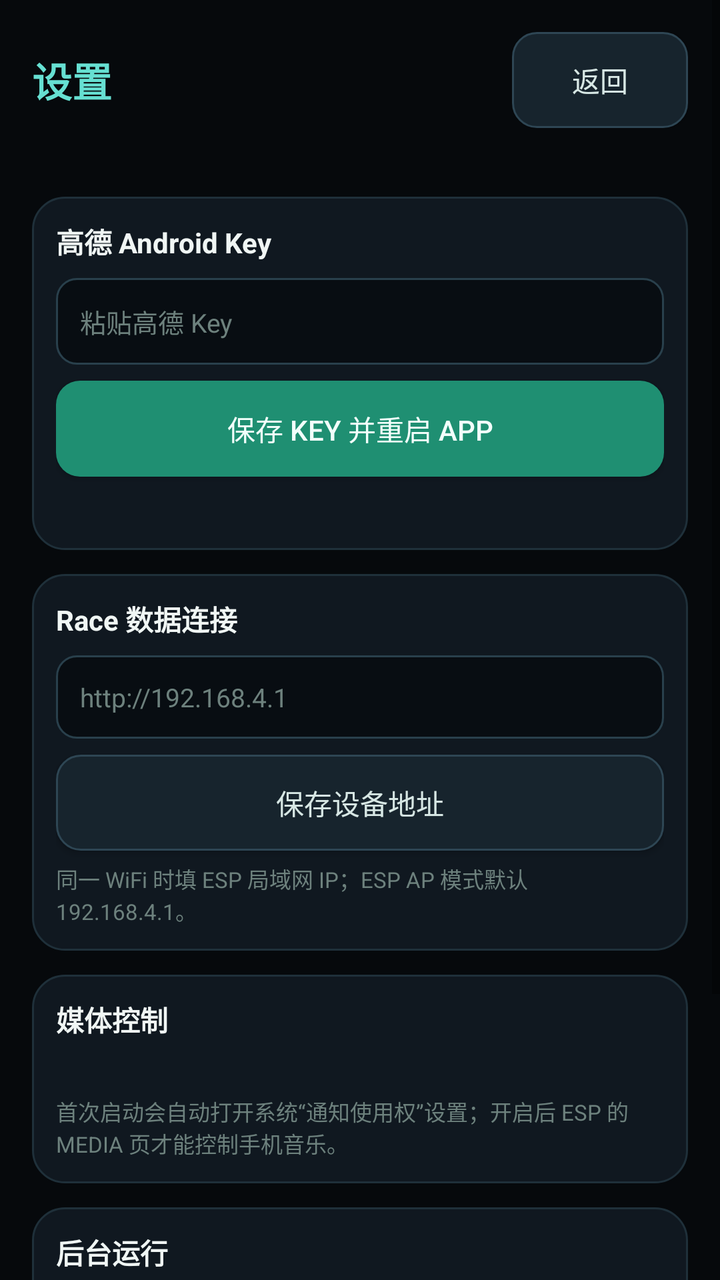
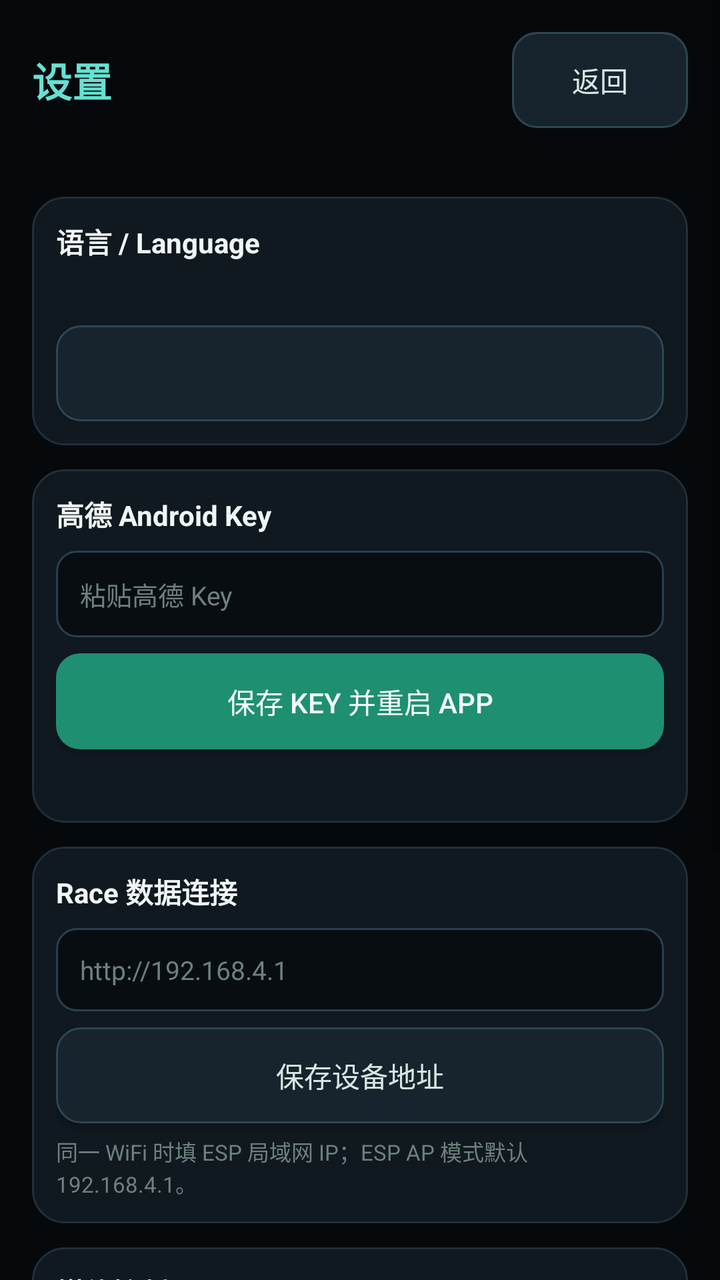

Before-and-after screenshots of an Android layout around one commit, followed by the original layout XML and the change that was made.
<!-- AndroidManifest.xml: application theme Theme.NavBridge -->
<!-- res/layout/activity_settings.xml -->
<?xml version="1.0" encoding="utf-8"?>
<ScrollView xmlns:android="http://schemas.android.com/apk/res/android"
    android:fitsSystemWindows="true"
    android:layout_width="match_parent"
    android:layout_height="match_parent"
    android:fillViewport="true"
    android:background="#06090C">

    <LinearLayout
        android:layout_width="match_parent"
        android:layout_height="wrap_content"
        android:orientation="vertical"
        android:padding="16dp"
        android:paddingTop="36dp">

        <LinearLayout
            android:layout_width="match_parent"
            android:layout_height="wrap_content"
            android:gravity="center_vertical"
            android:orientation="horizontal">

            <TextView
                android:layout_width="0dp"
                android:layout_height="wrap_content"
                android:layout_weight="1"
                android:text="设置"
                android:textColor="#66E0D2"
                android:textSize="20sp"
                android:textStyle="bold" />

            <Button
                android:id="@+id/btnBack"
                android:layout_width="wrap_content"
                android:layout_height="wrap_content"
                android:background="@drawable/btn_secondary"
                android:backgroundTint="@null"
                android:text="返回"
                android:textColor="#D7E7E4" />
        </LinearLayout>

        <TextView
            android:id="@+id/tvVersion"
            android:layout_width="match_parent"
            android:layout_height="wrap_content"
            android:layout_marginTop="6dp"
            android:textColor="#A9C4BE"
            android:textSize="12sp" />

        <LinearLayout
            android:layout_width="match_parent"
            android:layout_height="wrap_content"
            android:layout_marginTop="12dp"
            android:background="@drawable/bg_card"
            android:orientation="vertical"
            android:padding="12dp">

            <TextView
                android:layout_width="match_parent"
                android:layout_height="wrap_content"
                android:text="高德 Android Key"
                android:textColor="#F0F6F4"
                android:textSize="14sp"
                android:textStyle="bold" />

            <EditText
                android:id="@+id/etKey"
                android:layout_width="match_parent"
                android:layout_height="wrap_content"
                android:layout_marginTop="8dp"
                android:background="@drawable/bg_input"
                android:hint="粘贴高德 Key"
                android:inputType="text"
                android:padding="12dp"
                android:textColor="#F0F6F4"
                android:textColorHint="#6D817D"
                android:textSize="13sp" />

            <Button
                android:id="@+id/btnSaveKey"
                android:layout_width="match_parent"
                android:layout_height="wrap_content"
                android:layout_marginTop="8dp"
                android:background="@drawable/btn_primary"
                android:backgroundTint="@null"
                android:text="保存 Key 并重启 App"
                android:textColor="#F2FFFB" />

            <TextView
                android:id="@+id/tvSign"
                android:layout_width="match_parent"
                android:layout_height="wrap_content"
                android:layout_marginTop="10dp"
                android:textColor="#A9C4BE"
                android:textIsSelectable="true"
                android:textSize="11sp" />
        </LinearLayout>

        <LinearLayout
            android:layout_width="match_parent"
            android:layout_height="wrap_content"
            android:layout_marginTop="12dp"
            android:background="@drawable/bg_card"
            android:orientation="vertical"
            android:padding="12dp">

            <TextView
                android:layout_width="match_parent"
                android:layout_height="wrap_content"
                android:text="Race 数据连接"
                android:textColor="#F0F6F4"
                android:textSize="14sp"
                android:textStyle="bold" />

            <EditText
                android:id="@+id/etRaceUrl"
                android:layout_width="match_parent"
                android:layout_height="wrap_content"
                android:layout_marginTop="8dp"
                android:background="@drawable/bg_input"
                android:hint="http://192.168.4.1"
                android:inputType="textUri"
                android:padding="12dp"
                android:textColor="#F0F6F4"
                android:textColorHint="#6D817D"
                android:textSize="13sp" />

            <Button
                android:id="@+id/btnSaveRaceUrl"
                android:layout_width="match_parent"
                android:layout_height="wrap_content"
                android:layout_marginTop="8dp"
                android:background="@drawable/btn_secondary"
                android:backgroundTint="@null"
                android:text="保存设备地址"
                android:textColor="#D7E7E4" />

            <TextView
                android:layout_width="match_parent"
                android:layout_height="wrap_content"
                android:layout_marginTop="6dp"
                android:text="同一 WiFi 时填 ESP 局域网 IP；ESP AP 模式默认 192.168.4.1。"
                android:textColor="#6D817D"
                android:textSize="11sp" />
        </LinearLayout>

        <LinearLayout
            android:layout_width="match_parent"
            android:layout_height="wrap_content"
            android:layout_marginTop="12dp"
            android:background="@drawable/bg_card"
            android:orientation="vertical"
            android:padding="12dp">

            <TextView
                android:layout_width="match_parent"
                android:layout_height="wrap_content"
                android:text="媒体控制"
                android:textColor="#F0F6F4"
                android:textSize="14sp"
                android:textStyle="bold" />

            <TextView
                android:id="@+id/tvMediaStatus"
                android:layout_width="match_parent"
                android:layout_height="wrap_content"
                android:layout_marginTop="6dp"
                android:textColor="#A9C4BE"
                android:textSize="13sp" />

            <TextView
                android:layout_width="match_parent"
                android:layout_height="wrap_content"
                android:layout_marginTop="4dp"
                android:text="首次启动会自动打开系统“通知使用权”设置；开启后 ESP 的 MEDIA 页才能控制手机音乐。"
                android:textColor="#6D817D"
                android:textSize="11sp" />
        </LinearLayout>

        <LinearLayout
            android:layout_width="match_parent"
            android:layout_height="wrap_content"
            android:layout_marginTop="12dp"
            android:background="@drawable/bg_card"
            android:orientation="vertical"
            android:padding="12dp">

            <TextView
                android:layout_width="match_parent"
                android:layout_height="wrap_content"
                android:text="后台运行"
                android:textColor="#F0F6F4"
                android:textSize="14sp"
                android:textStyle="bold" />

            <TextView
                android:layout_width="match_parent"
                android:layout_height="wrap_content"
                android:layout_marginTop="6dp"
                android:text="开始导航后 App 会启动前台服务。为保证切换 App 后仍持续定位/渲染/蓝牙推流，请在应用详情里把定位设为“始终允许”，电池设为“不受限制”。"
                android:textColor="#A9C4BE"
                android:textSize="12sp" />

            <Button
                android:id="@+id/btnBackground"
                android:layout_width="match_parent"
                android:layout_height="wrap_content"
                android:layout_marginTop="8dp"
                android:background="@drawable/btn_secondary"
                android:backgroundTint="@null"
                android:text="打开应用权限/电池设置"
                android:textColor="#D7E7E4" />
        </LinearLayout>

        <TextView
            android:layout_width="match_parent"
            android:layout_height="wrap_content"
            android:layout_marginTop="14dp"
            android:text="整帧发送始终开启：RaceBrick 使用 320×240 整帧；旧 MotoNav 底图/路线分包模式已不再暴露。"
            android:textColor="#6D817D"
            android:textSize="11sp" />
    </LinearLayout>
</ScrollView>
<!-- resources referenced by this layout -->
<resources>
  <!-- drawable bg_card (drawable) -->
  <?xml version="1.0" encoding="utf-8"?>
  <shape xmlns:android="http://schemas.android.com/apk/res/android">
      <solid android:color="#101820" />
      <corners android:radius="16dp" />
      <stroke android:width="1dp" android:color="#1F303A" />
  </shape>
  <!-- drawable bg_input (drawable) -->
  <?xml version="1.0" encoding="utf-8"?>
  <shape xmlns:android="http://schemas.android.com/apk/res/android">
      <solid android:color="#080D12" />
      <corners android:radius="10dp" />
      <stroke android:width="1dp" android:color="#29404C" />
  </shape>
  <!-- drawable btn_primary (drawable) -->
  <?xml version="1.0" encoding="utf-8"?>
  <shape xmlns:android="http://schemas.android.com/apk/res/android">
      <solid android:color="#1F8F72" />
      <corners android:radius="12dp" />
  </shape>
  <!-- drawable btn_secondary (drawable) -->
  <?xml version="1.0" encoding="utf-8"?>
  <shape xmlns:android="http://schemas.android.com/apk/res/android">
      <solid android:color="#17242D" />
      <corners android:radius="12dp" />
      <stroke android:width="1dp" android:color="#2E4654" />
  </shape>
  <style name="Theme.NavBridge" parent="Theme.AppCompat.DayNight.NoActionBar">
          <item name="android:windowBackground">@android:color/black</item>
          <item name="android:statusBarColor">@android:color/black</item>
      </style>
</resources>

<!-- the commit's change to res/layout/activity_settings.xml (unified diff, before → after) -->
@@ -57,6 +57,40 @@
             <TextView
                 android:layout_width="match_parent"
                 android:layout_height="wrap_content"
+                android:text="语言 / Language"
+                android:textColor="#F0F6F4"
+                android:textSize="14sp"
+                android:textStyle="bold" />
+
+            <TextView
+                android:id="@+id/tvLanguage"
+                android:layout_width="match_parent"
+                android:layout_height="wrap_content"
+                android:layout_marginTop="6dp"
+                android:textColor="#A9C4BE"
+                android:textSize="13sp" />
+
+            <Button
+                android:id="@+id/btnLanguage"
+                android:layout_width="match_parent"
+                android:layout_height="wrap_content"
+                android:layout_marginTop="8dp"
+                android:background="@drawable/btn_secondary"
+                android:backgroundTint="@null"
+                android:textColor="#D7E7E4" />
+        </LinearLayout>
+
+        <LinearLayout
+            android:layout_width="match_parent"
+            android:layout_height="wrap_content"
+            android:layout_marginTop="12dp"
+            android:background="@drawable/bg_card"
+            android:orientation="vertical"
+            android:padding="12dp">
+
+            <TextView
+                android:layout_width="match_parent"
+                android:layout_height="wrap_content"
                 android:text="高德 Android Key"
                 android:textColor="#F0F6F4"
                 android:textSize="14sp"
